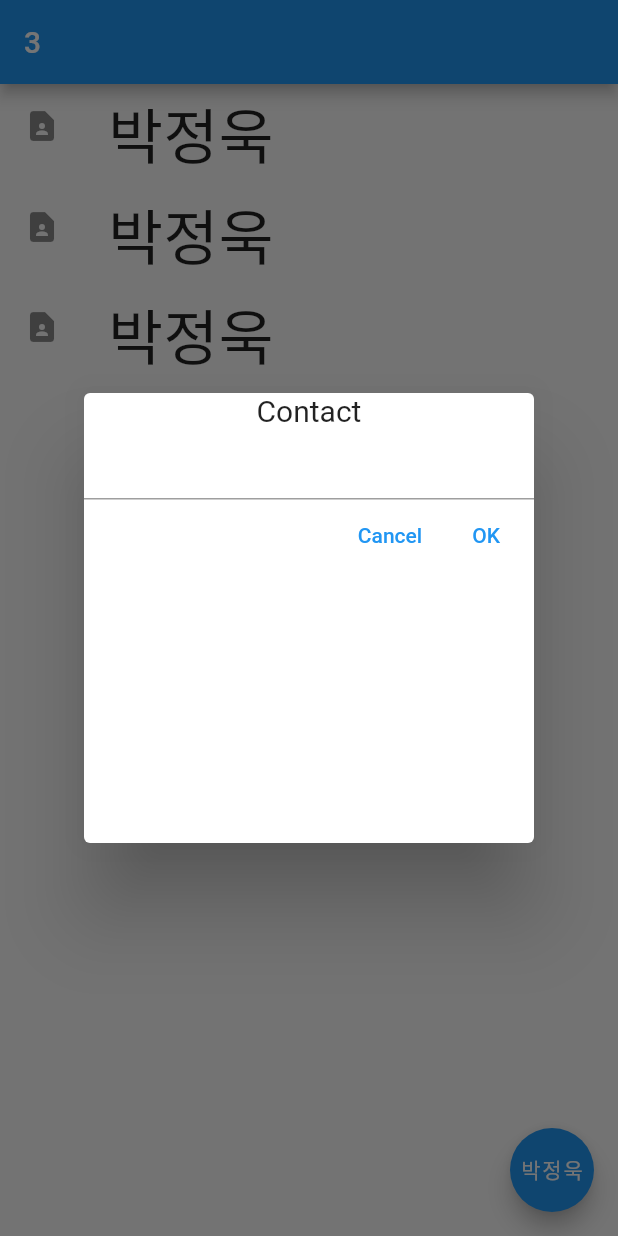
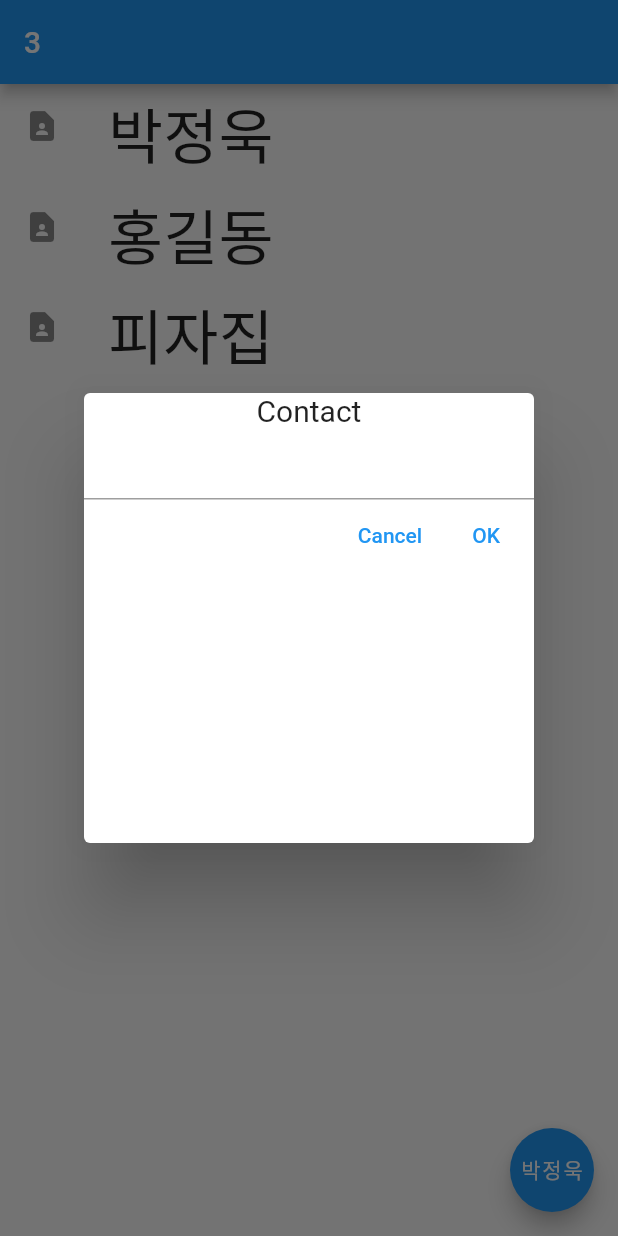
Before and after one commit to 00jup/flutter_study, a Flutter app: the screen it shows after launch, after a tap on "박정욱", on a phone screen of 412 x 824 dp. Run offline on Flutter 3.47's test engine with Material 2 defaults, Android fonts, the phone set to English and light mode, and no system bars.

```diff
--- a/lib/main.dart
+++ b/lib/main.dart
@@ -21,10 +21,17 @@ class _MyAppState extends State<MyApp> {
   var total = 3;
   var name = ['박정욱', '홍길동', '피자집'];
   List<int> like = [0, 0, 0];
+  var new_name = '';
 
   addNumbers() {
     setState(() {
       total++;
+    });
+  }
+
+  addName(var new_name) {
+    setState(() {
+      name.add(new_name);
     });
   }
 
@@ -39,20 +46,22 @@ class _MyAppState extends State<MyApp> {
             showDialog(
                 context: context,
                 builder: (context) {
-                  return DialogUI(addNumbers : addNumbers);
+                  return DialogUI(addNumbers: addNumbers, addName: addName);
                 });
           },
         ),
-        appBar: AppBar(title: Text(total.toString()),),
+        appBar: AppBar(
+          title: Text(total.toString()),
+        ),
         body: Container(
             child: ListView.builder(
-          itemCount: 3,
+          itemCount: total,
           itemBuilder: (context, i) {
             //print(i); //debuggin 가능함.
             return ListTile(
               leading: Icon(Icons.contact_page),
               title: Text(
-                "박정욱",
+                name[i].toString(),
                 style: TextStyle(fontSize: 40.0, fontWeight: FontWeight.w300),
               ),
             );
@@ -64,9 +73,10 @@ class _MyAppState extends State<MyApp> {
 }
 
 class DialogUI extends StatelessWidget {
-  const DialogUI({super.key, this.addNumbers});
+  DialogUI({super.key, this.addNumbers, this.addName});
 
-  final addNumbers;
+  final addNumbers, addName;
+  var inputData;
 
   @override
   Widget build(BuildContext context) {
@@ -80,7 +90,11 @@ class DialogUI extends StatelessWidget {
                   "Contact",
                   style: TextStyle(fontSize: 20, fontWeight: FontWeight.w400),
                 ),
-                TextField(),
+                TextField(
+                  onChanged: (text) {
+                    inputData = text;
+                  },
+                ),
                 Container(
                   child: Row(
                     mainAxisAlignment: MainAxisAlignment.end,
@@ -93,7 +107,9 @@ class DialogUI extends StatelessWidget {
                       TextButton(
                           onPressed: () {
                             addNumbers();
-                          }, child: Text("OK")),
+                            addName(inputData);
+                          },
+                          child: Text("OK")),
                     ],
                   ),
                 )
```
